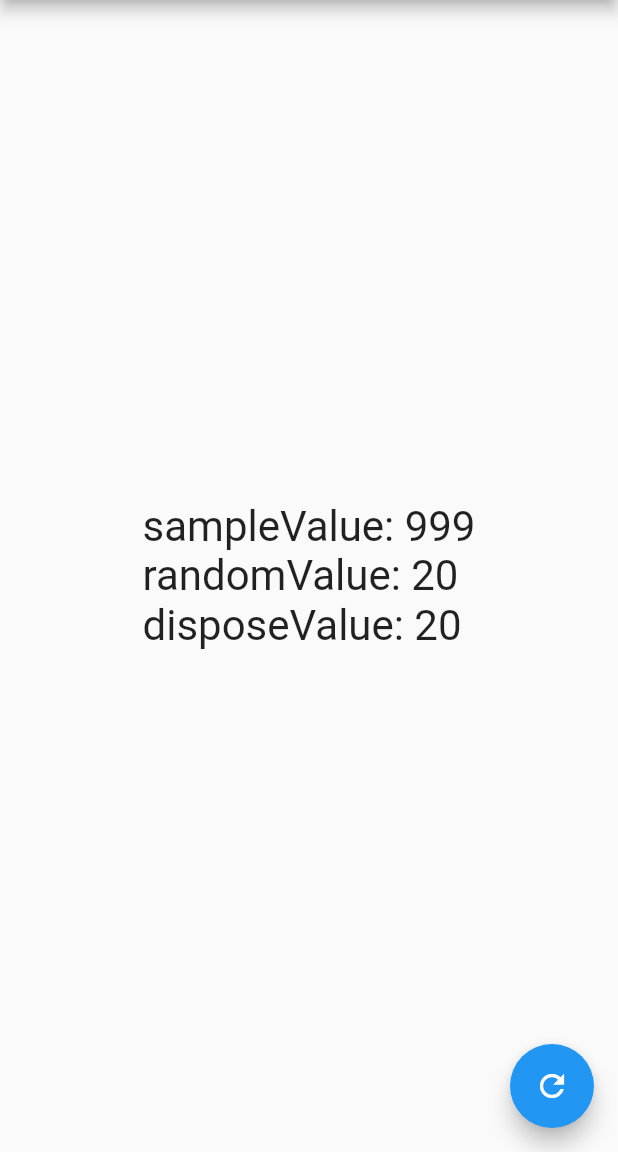
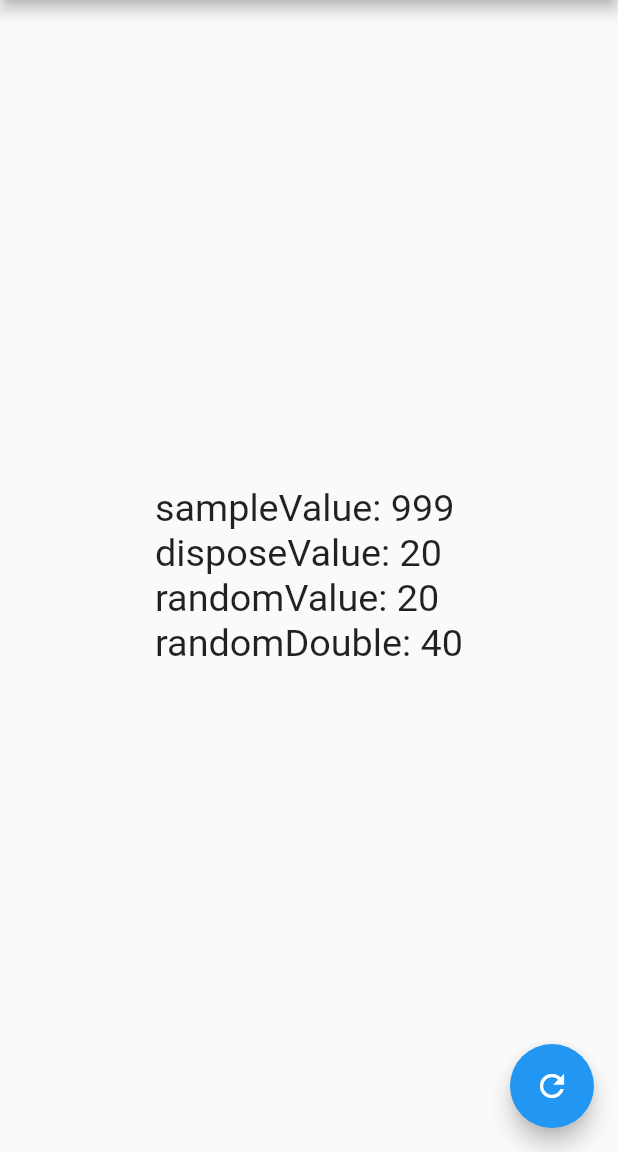
Before and after one commit to ktakayama/RiverpodSample, a Flutter app: the ProviderSample screen opened directly, on a phone screen of 412 x 824 dp, the part 84-1236 px from its top. Run offline on Flutter 3.47's test engine with Material 2 defaults, Android fonts, the phone set to English and light mode, and no system bars; our stand-ins replace flutter_riverpod.

```diff
--- a/lib/provider_sample.dart
+++ b/lib/provider_sample.dart
@@ -4,8 +4,9 @@ import 'package:flutter/material.dart';
 import 'package:flutter_riverpod/flutter_riverpod.dart';
 
 final sampleProvider = Provider((_) => 999);
+final dsiposeProvider = Provider.autoDispose((_) => Random().nextInt(100));
 final randomProvider = Provider((_) => Random().nextInt(100));
-final dsiposeProvider = Provider.autoDispose((_) => Random().nextInt(100));
+final randomDoubleProvider = Provider((ref) => ref.watch(randomProvider) * 2);
 
 class ProviderSample extends ConsumerWidget {
   const ProviderSample({super.key});
@@ -13,14 +14,15 @@ class ProviderSample extends ConsumerWidget {
   @override
   Widget build(BuildContext context, WidgetRef ref) {
     final sampleValue = ref.watch(sampleProvider);
+    final disposeValue = ref.watch(dsiposeProvider);
     final randomValue = ref.watch(randomProvider);
-    final disposeValue = ref.watch(dsiposeProvider);
+    final randomDoubleValue = ref.watch(randomDoubleProvider);
     return Scaffold(
         appBar: AppBar(title: const Text('FutureProviderSample')),
         body: Center(
             child: Text(
-                'sampleValue: $sampleValue\nrandomValue: $randomValue\ndisposeValue: $disposeValue',
-                textScaleFactor: 2)),
+                'sampleValue: $sampleValue\ndisposeValue: $disposeValue\nrandomValue: $randomValue\nrandomDouble: $randomDoubleValue',
+                textScaleFactor: 1.8)),
         floatingActionButton: FloatingActionButton(
           child: const Icon(Icons.refresh),
           onPressed: () => ref
```
